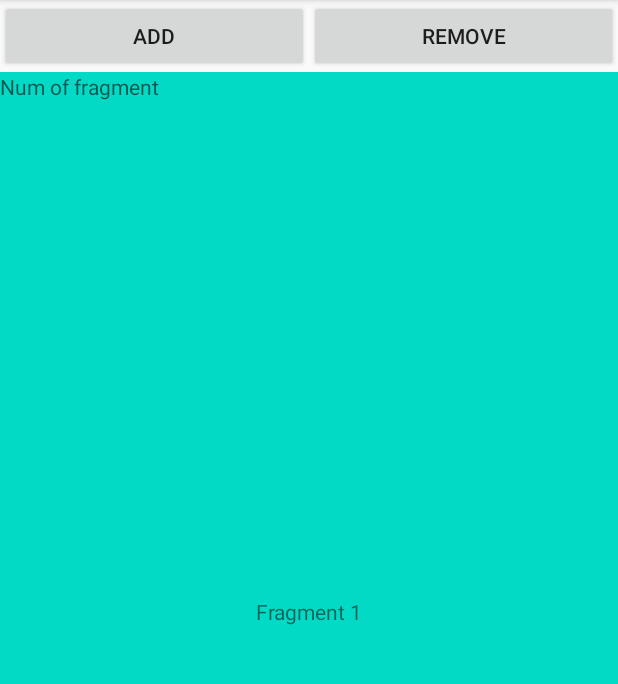
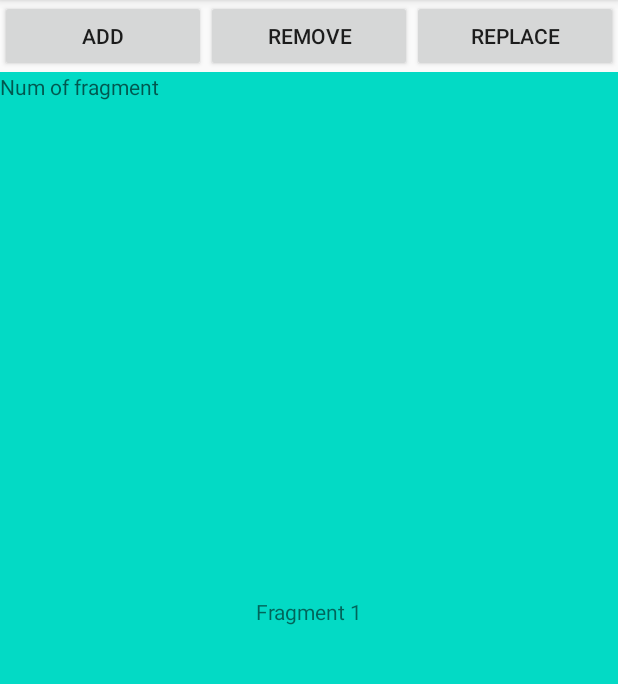
Before and after one commit to Naftali-K/2020_04_05_FragmentWork, an Android app: the fragment BlankFragment placed in its activity, after a tap on "REMOVE", on a phone screen of 412 x 824 dp, the part 84-768 px from its top. Run offline under Robolectric (Android 15) with nearby library versions, the phone set to English and light mode, and no system bars.

Commit message:
* Add one more Fragment * In MainActivity.xml add one more button "Replace", which change between fragments * Add functionality of Replace, and update remove functionality

```diff
--- a/app/src/main/java/com/android/fragmentwork/MainActivity.java
+++ b/app/src/main/java/com/android/fragmentwork/MainActivity.java
@@ -11,12 +11,13 @@ import android.widget.Button;
 import android.widget.Toast;
 
 import com.android.fragmentwork.fragments.BlankFragment;
+import com.android.fragmentwork.fragments.BlankFragment2;
 
 public class MainActivity extends AppCompatActivity {
 
     FragmentManager manager;
     FragmentTransaction transaction;
-    Fragment fragment;
+    Fragment fragment1, fragment2;
 
     @Override
     protected void onCreate(Bundle savedInstanceState) {
@@ -24,6 +25,9 @@ public class MainActivity extends AppCompatActivity {
         setContentView(R.layout.activity_main);
 
         manager = getSupportFragmentManager(); // Connecting manager of Fragment
+        fragment1 = new BlankFragment(); //make new object of fragment new every time new. other to be error
+        fragment2 = new BlankFragment2();
+
 
         findViewById(R.id.btn_add).setOnClickListener(new View.OnClickListener() { //onClick Add fragment
             @Override
@@ -35,16 +39,19 @@ public class MainActivity extends AppCompatActivity {
                  */
                 if(manager.findFragmentByTag(BlankFragment.TAG) == null) { //checking, ig fragment was opened before or not
 
-//                BlankFragment fragment = new BlankFragment();
-                    fragment = new BlankFragment(); //make new object of fragment new every time new. other to be error
-
                     transaction = manager.beginTransaction();
                     /**
                      Every time when you making update Fragment, need make new transaction, because after
                      transaction.commit() - activity of this special Transaction finishing.
                      */
 
-                    transaction.add(R.id.fragment_container, fragment, BlankFragment.TAG); // Here connection class+layout fragment
+
+                    transaction.add(R.id.fragment_container, fragment1, BlankFragment.TAG); // Here connection class+layout fragment
+                    /**
+                    Also in connection class+fragment add TAG/ID of fragment, for will can know what already opened
+                     */
+
+
                     transaction.commit(); //This part like say "DO!" and making update of fragment.
                     /**
                      Also, after you using .commit(), you already lost transaction. And if you will need name any new
@@ -61,16 +68,35 @@ public class MainActivity extends AppCompatActivity {
             @Override
             public void onClick(View v) {
 
-                if(manager.findFragmentByTag(BlankFragment.TAG) != null) { //Checking by TAG if fragment was opened or not. If open, so can close this fragment
-
+                if(manager.findFragmentByTag(BlankFragment.TAG) != null) { //Checking if fragment 1 was open?
                     Toast.makeText(getBaseContext(), "Remove Fragment", Toast.LENGTH_LONG).show();
                     transaction = manager.beginTransaction();
-                    transaction.remove(fragment);
-                    transaction.commit();
-
-                }else{
+                    transaction.remove(fragment1);
+                }else if(manager.findFragmentByTag(BlankFragment2.TAG) != null){ //or if fragment 2 was open?
+                    Toast.makeText(getBaseContext(), "Remove Fragment", Toast.LENGTH_LONG).show();
+                    transaction = manager.beginTransaction();
+                    transaction.remove(fragment2);
+                }else{ //other, no one fragments not was opened
                     Toast.makeText(getBaseContext(), "Remove Fragment, NOT have what remove", Toast.LENGTH_LONG).show();
                 }
+                transaction.commit(); //again like "DO". after this action destroy transaction
+            }
+        });
+
+        findViewById(R.id.btn_replace).setOnClickListener(new View.OnClickListener() {
+            @Override
+            public void onClick(View v) {
+                transaction = manager.beginTransaction();
+                if(manager.findFragmentByTag(BlankFragment.TAG) != null){ //checking if was opened fragment 1, so change to 2
+                    transaction.remove(fragment1);
+                    transaction.replace(R.id.fragment_container, fragment2, BlankFragment2.TAG);
+                }else if(manager.findFragmentByTag(BlankFragment2.TAG) != null){ //checking if was opened fragment 2, so change to 1
+                    transaction.remove(fragment2);
+                    transaction.replace(R.id.fragment_container, fragment1, BlankFragment.TAG);
+                }else{ //not have opened fragment, so not have what so switch
+                    Toast.makeText(getBaseContext(), "NOT have what Replace", Toast.LENGTH_LONG).show();
+                }
+                transaction.commit(); //again like "DO". after this action destroy transaction
             }
         });
     }
@@ -84,10 +110,18 @@ public class MainActivity extends AppCompatActivity {
 //
 //        switch (view.getId()){
 //            case R.id.btn_add_onclick:
-//                transaction.add(R.id.fragment_container, fragment);
+//                if(manager.findFragmentByTag(BlankFragment.TAG) == null){
+//                    transaction.add(R.id.fragment_container, fragment);
+//                }else{
+//                    Toast.makeText(getBaseContext(), "You already opened this fragment", Toast.LENGTH_LONG).show();
+//                }
 //                break;
 //            case R.id.btn_remove_onclick:
-//                transaction.remove(fragment);
+//                if(manager.findFragmentByTag(BlankFragment.TAG) != null){
+//                    transaction.remove(fragment);
+//                }else{
+//                    Toast.makeText(getBaseContext(), "Remove Fragment, NOT have what remove", Toast.LENGTH_LONG).show();
+//                }
 //                break;
 //        }
 //        transaction.commit();
--- /dev/null
+++ b/app/src/main/java/com/android/fragmentwork/fragments/BlankFragment2.java
@@ -0,0 +1,30 @@
+package com.android.fragmentwork.fragments;
+
+import android.os.Bundle;
+
+import androidx.fragment.app.Fragment;
+
+import android.view.LayoutInflater;
+import android.view.View;
+import android.view.ViewGroup;
+
+import com.android.fragmentwork.R;
+
+/**
+ * A simple {@link Fragment} subclass.
+ */
+public class BlankFragment2 extends Fragment {
+    public static final String TAG = "Fragment2";
+
+    public BlankFragment2() {
+        // Required empty public constructor
+    }
+
+
+    @Override
+    public View onCreateView(LayoutInflater inflater, ViewGroup container,
+                             Bundle savedInstanceState) {
+        // Inflate the layout for this fragment
+        return inflater.inflate(R.layout.fragment_blank2, container, false);
+    }
+}
--- a/app/src/main/res/layout/activity_main.xml
+++ b/app/src/main/res/layout/activity_main.xml
@@ -29,12 +29,20 @@
             android:layout_weight="1"
             android:text="Remove"/>
 
+        <Button
+            android:id="@+id/btn_replace"
+            android:layout_width="wrap_content"
+            android:layout_height="wrap_content"
+            android:layout_weight="1"
+            android:text="Replace"/>
+
         <!-- Options 2, with add functionality in the buttons by the self -->
         <!--Button
             android:id="@+id/btn_add_onclick"
             android:layout_width="wrap_content"
             android:layout_height="wrap_content"
             android:onClick="myOnClick"
+            android:layout_weight="1"
             android:text="Add OnClick"/>
 
         <Button
@@ -42,7 +50,16 @@
             android:layout_width="wrap_content"
             android:layout_height="wrap_content"
             android:onClick="myOnClick"
-            android:text="Remove Onclick"/-->
+            android:layout_weight="1"
+            android:text="Remove Onclick"/>
+
+        <Button
+            android:id="@+id/btn_replace"
+            android:layout_width="wrap_content"
+            android:layout_height="wrap_content"
+            android:onClick="myOnClick"
+            android:layout_weight="1"
+            android:text="Replace"/-->
 
     </LinearLayout>
 
--- a/app/src/main/res/values/strings.xml
+++ b/app/src/main/res/values/strings.xml
@@ -3,4 +3,6 @@
 
     <!-- TODO: Remove or change this placeholder text -->
     <string name="fragment_1">Fragment 1</string>
+    <string name="fragment_2">Fragment 2</string>
+
 </resources>
```
Also changed, not shown: app/src/main/res/layout/fragment_blank2.xml (added, +22 -0 lines).
